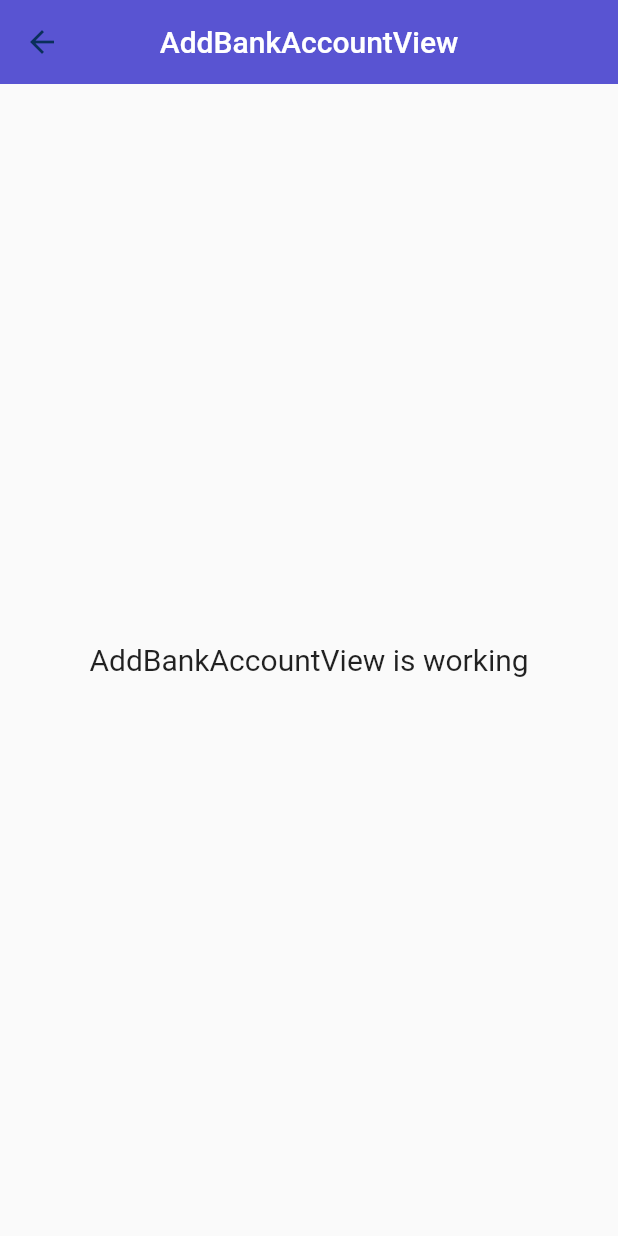
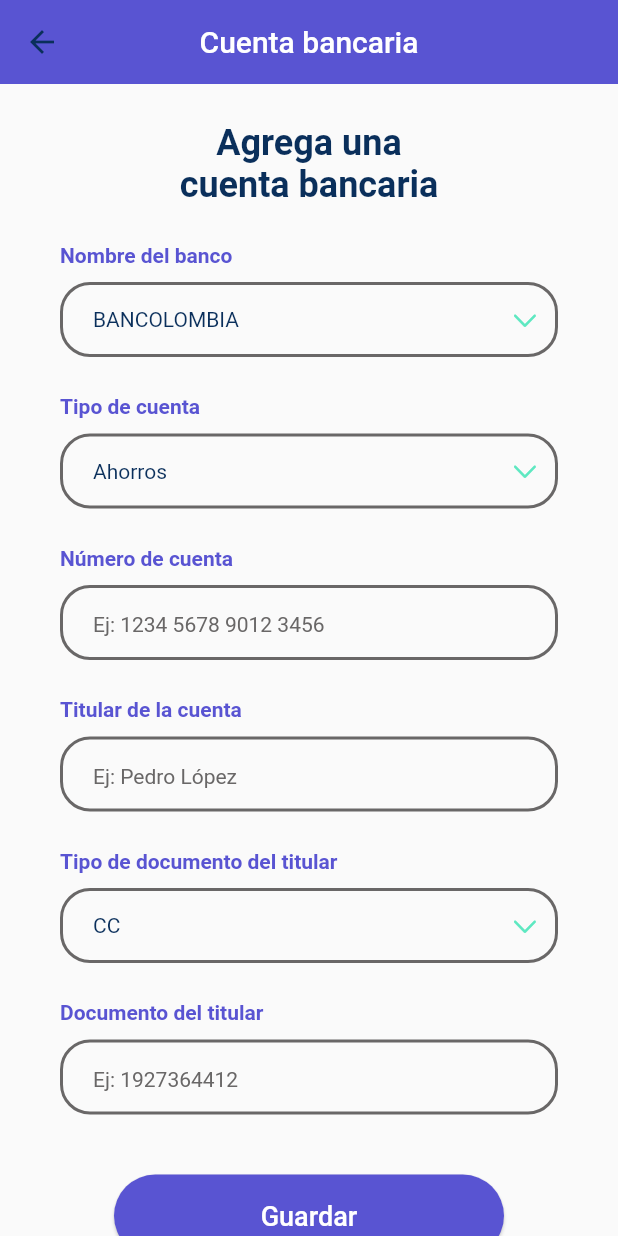
Before and after one commit to srios007/proyecto_final_seminario_restaurante, a Flutter app: the AddBankAccountView screen opened by its route, on a phone screen of 412 x 824 dp. Run offline on Flutter 3.47's test engine with Material 2 defaults, Android fonts, the phone set to English and light mode, and no system bars; our stand-ins replace cached_network_image, cloud_firestore, connectivity_plus, country_code_picker, dots_indicator, firebase_auth and 13 more; accounts and stored records are empty; key blocks and very long unbroken strings in the code were emptied for the run.

Commit message:
[ADD] bank account

```diff
--- a/lib/app/models/restaurant_model.dart
+++ b/lib/app/models/restaurant_model.dart
@@ -32,9 +32,9 @@ class Restaurant {
         : null;
     userType = json['userType'];
     restaurantName = json['restaurantName'];
-    address = json['addresses'] != null
+    address = json['address'] != null
         ? Address.fromJson(
-            json['addresses'],
+            json['address'],
           )
         : null;
     bankAccount = json['bankAccount'] != null
--- a/lib/app/modules/add_bank_account/controllers/add_bank_account_controller.dart
+++ /dev/null
@@ -1,23 +0,0 @@
-import 'package:get/get.dart';
-
-class AddBankAccountController extends GetxController {
-  //TODO: Implement AddBankAccountController
-
-  final count = 0.obs;
-  @override
-  void onInit() {
-    super.onInit();
-  }
-
-  @override
-  void onReady() {
-    super.onReady();
-  }
-
-  @override
-  void onClose() {
-    super.onClose();
-  }
-
-  void increment() => count.value++;
-}
--- a/lib/app/modules/add_bank_account/views/add_bank_account_view.dart
+++ /dev/null
@@ -1,24 +0,0 @@
-import 'package:flutter/material.dart';
-
-import 'package:get/get.dart';
-
-import '../controllers/add_bank_account_controller.dart';
-
-class AddBankAccountView extends GetView<AddBankAccountController> {
-  const AddBankAccountView({Key? key}) : super(key: key);
-  @override
-  Widget build(BuildContext context) {
-    return Scaffold(
-      appBar: AppBar(
-        title: const Text('AddBankAccountView'),
-        centerTitle: true,
-      ),
-      body: Center(
-        child: Text(
-          'AddBankAccountView is working',
-          style: TextStyle(fontSize: 20),
-        ),
-      ),
-    );
-  }
-}
--- /dev/null
+++ b/lib/app/modules/profile/add_bank_account/controllers/add_bank_account_controller.dart
@@ -0,0 +1,140 @@
+import 'package:flutter/material.dart';
+
+import 'package:get/get.dart';
+
+import '../../../../models/restaurant_model.dart';
+import '../../../../services/model_services/restaurant_service.dart';
+import '../../../../utils/utils.dart';
+import '../../../../widgets/snackbars.dart';
+import '../../../home/controllers/home_controller.dart';
+
+class AddBankAccountController extends GetxController {
+  var bankName = 'BANCOLOMBIA'.obs;
+  var accountType = 'Ahorros'.obs;
+  var typeId = 'CC'.obs;
+
+  final TextEditingController accountNumberController = TextEditingController();
+  final TextEditingController accountOwnerNameController =
+      TextEditingController();
+  final TextEditingController accountOwnerIdController =
+      TextEditingController();
+
+  final formKeyNewBankAccount = GlobalKey<FormState>();
+
+  var isLoading = false.obs;
+
+  var accountNumberError = false.obs;
+  var accountOwnerNameError = false.obs;
+  var accountOwnerIdError = false.obs;
+
+  late Restaurant restaurant;
+  late HomeController homeController;
+
+  @override
+  void onInit() {
+    homeController = Get.find<HomeController>();
+    restaurant = homeController.restaurant;
+    super.onInit();
+  }
+
+  void changeBankName(String? selectedBank) {
+    bankName.value = selectedBank!;
+  }
+
+  void changeAccountType(String? selectedType) {
+    accountType.value = selectedType!;
+  }
+
+  void changeTypeId(String? selectedType) {
+    typeId.value = selectedType!;
+  }
+
+  List<DropdownMenuItem<String>> getAvailableBanks() {
+    return constants.banksList.map<DropdownMenuItem<String>>((String value) {
+      return DropdownMenuItem<String>(
+        value: value,
+        child: Text(value),
+      );
+    }).toList();
+  }
+
+  List<DropdownMenuItem<String>> getAvailableAccountTypes() {
+    return constants.bankAccountTypes
+        .map<DropdownMenuItem<String>>((String value) {
+      return DropdownMenuItem<String>(
+        value: value,
+        child: Text(value),
+      );
+    }).toList();
+  }
+
+  List<DropdownMenuItem<String>> getTypeIds() {
+    return constants.typeIds.map<DropdownMenuItem<String>>((String value) {
+      return DropdownMenuItem<String>(
+        value: value,
+        child: Text(value),
+      );
+    }).toList();
+  }
+
+  String? validateAccountNumber(String? _) {
+    if (accountNumberController.text.isEmpty) {
+      accountNumberError.value = true;
+      return null;
+    } else {
+      accountNumberError.value = false;
+      return null;
+    }
+  }
+
+  String? validateAccountOwnerName(String? _) {
+    if (accountOwnerNameController.text.isEmpty) {
+      accountOwnerNameError.value = true;
+      return null;
+    } else {
+      accountOwnerNameError.value = false;
+      return null;
+    }
+  }
+
+  String? validateAccountOwnerId(String? _) {
+    if (accountOwnerIdController.text.isEmpty) {
+      accountOwnerIdError.value = true;
+      return null;
+    } else {
+      accountOwnerIdError.value = false;
+      return null;
+    }
+  }
+
+  /// Validates there are no errors in the Form then creates a bank account
+  void createBankAccount() async {
+    if (formKeyNewBankAccount.currentState!.validate() &&
+        !accountNumberError.value &&
+        !accountOwnerNameError.value &&
+        !accountOwnerIdError.value) {
+      isLoading.value = true;
+
+      try {
+        print(typeId.value);
+        var account = BankAccount(
+          ownerInfo: OwnerInfo(
+            name: accountOwnerNameController.text,
+            documentId: accountOwnerIdController.text,
+            typeId: typeId.value,
+          ),
+          bank: bankName.value,
+          number: accountNumberController.text,
+          type: accountType.value,
+        );
+        restaurant.bankAccount = account;
+        restaurantService.update(restaurant);
+        Get.back();
+      } catch (e) {
+        SnackBars.showErrorSnackBar(
+            'Hubo un error actualizando la información');
+      }
+    }
+    isLoading.value = false;
+  }
+}
--- /dev/null
+++ b/lib/app/modules/profile/add_bank_account/views/add_bank_account_view.dart
@@ -0,0 +1,280 @@
+import 'package:flutter/cupertino.dart';
+import 'package:flutter/material.dart';
+import 'package:flutter/services.dart';
+
+import 'package:get/get.dart';
+
+import '../../../../utils/utils.dart';
+import '../../../../widgets/purple_button.dart';
+import '../controllers/add_bank_account_controller.dart';
+
+class AddBankAccountView extends GetView<AddBankAccountController> {
+  const AddBankAccountView({Key? key}) : super(key: key);
+  @override
+  Widget build(BuildContext context) {
+    return Scaffold(
+      appBar: AppBar(
+        elevation: 0,
+        title: const Text(
+          'Cuenta bancaria',
+        ),
+        centerTitle: true,
+      ),
+      body: SingleChildScrollView(
+        physics: const ClampingScrollPhysics(),
+        child: Column(
+          children: [
+            const SizedBox(height: 25),
+            Text(
+              'Agrega una\ncuenta bancaria',
+              textScaleFactor:
+                  context.textScaleFactor > 1.2 ? 1.2 : context.textScaleFactor,
+              style: const TextStyle(
+                color: Palette.darkBlue,
+                fontSize: 24,
+                fontWeight: FontWeight.w700,
+              ),
+              textAlign: TextAlign.center,
+            ),
+            const SizedBox(height: 25),
+            _BankAccountForm(controller: controller),
+            const SizedBox(height: 40),
+            PurpleButton(
+              isLoading: controller.isLoading,
+              onPressed: controller.createBankAccount,
+              buttonText: 'Guardar',
+            ),
+            const SizedBox(height: 30),
+          ],
+        ),
+      ),
+    );
+  }
+}
+
+class _BankAccountForm extends StatelessWidget {
+  const _BankAccountForm({
+    Key? key,
+    required this.controller,
+  }) : super(key: key);
+
+  final AddBankAccountController controller;
+
+  @override
+  Widget build(BuildContext context) {
+    return Obx(
+      () => Form(
+        key: controller.formKeyNewBankAccount,
+        child: Column(
+          children: [
+            _DropdownField(
+              controller: controller,
+              title: 'Nombre del banco',
+              dropdownItems: controller.getAvailableBanks(),
+              onChanged: controller.changeBankName,
+              selectedValue: controller.bankName.value,
+            ),
+            const SizedBox(height: 25),
+            _DropdownField(
+              controller: controller,
+              title: 'Tipo de cuenta',
+              dropdownItems: controller.getAvailableAccountTypes(),
+              onChanged: controller.changeAccountType,
+              selectedValue: controller.accountType.value,
+            ),
+            const SizedBox(height: 25),
+            _InputField(
+              title: 'Número de cuenta',
+              hintText: 'Ej: 1234 5678 9012 3456',
+              textController: controller.accountNumberController,
+              validator: controller.validateAccountNumber,
+              errorIndicator: controller.accountNumberError,
+              inputFormatters: <TextInputFormatter>[
+                FilteringTextInputFormatter.digitsOnly
+              ],
+              keyboardType: TextInputType.number,
+            ),
+            const SizedBox(height: 25),
+            _InputField(
+              title: 'Titular de la cuenta',
+              hintText: 'Ej: Pedro López',
+              textController: controller.accountOwnerNameController,
+              validator: controller.validateAccountOwnerName,
+              errorIndicator: controller.accountOwnerNameError,
+            ),
+            const SizedBox(height: 25),
+            _DropdownField(
+              controller: controller,
+              title: 'Tipo de documento del titular',
+              dropdownItems: controller.getTypeIds(),
+              onChanged: controller.changeTypeId,
+              selectedValue: controller.typeId.value,
+            ),
+            const SizedBox(height: 25),
+            _InputField(
+              title: 'Documento del titular',
+              hintText: 'Ej: 1927364412',
+              textController: controller.accountOwnerIdController,
+              validator: controller.validateAccountOwnerId,
+              errorIndicator: controller.accountOwnerIdError,
+              inputFormatters: <TextInputFormatter>[
+                FilteringTextInputFormatter.digitsOnly
+              ],
+              keyboardType: TextInputType.number,
+            ),
+          ],
+        ),
+      ),
+    );
+  }
+}
+
+class _DropdownField extends StatelessWidget {
+  const _DropdownField({
+    Key? key,
+    required this.controller,
+    required this.title,
+    required this.dropdownItems,
+    required this.onChanged,
+    required this.selectedValue,
+  }) : super(key: key);
+
+  final AddBankAccountController controller;
+  final String title;
+  final List<DropdownMenuItem<String>> dropdownItems;
+  final void Function(String?) onChanged;
+  final String selectedValue;
+
+  @override
+  Widget build(BuildContext context) {
+    return Container(
+      padding: const EdgeInsets.symmetric(horizontal: 40),
+      width: Get.width,
+      child: Column(
+        crossAxisAlignment: CrossAxisAlignment.start,
+        children: [
+          Text(
+            title,
+            style: const TextStyle(
+              color: Palette.purple,
+              fontSize: 14,
+              fontWeight: FontWeight.w700,
+            ),
+          ),
+          const SizedBox(height: 10),
+          Container(
+            width: Get.width,
+            height: 50,
+            padding: const EdgeInsets.only(left: 20, right: 10),
+            decoration: BoxDecoration(
+              borderRadius: BorderRadius.circular(20),
+              border: Border.all(
+                color: Palette.gray,
+                width: 2,
+              ),
+            ),
+            child: DropdownButton<String>(
+              underline: const SizedBox.shrink(),
+              value: selectedValue,
+              isExpanded: true,
+              icon: const Icon(CupertinoIcons.chevron_down),
+              iconEnabledColor: Palette.green,
+              iconSize: 20,
+              elevation: 0,
+              style: const TextStyle(
+                color: Palette.darkBlue,
+                // fontSize: responsive.font16,
+              ),
+              dropdownColor: Palette.white,
+              focusColor: Palette.gray,
+              onChanged: onChanged,
+              items: dropdownItems,
+            ),
+          ),
+        ],
+      ),
+    );
+  }
+}
+
+class _InputField extends StatelessWidget {
+  const _InputField({
+    Key? key,
+    required this.title,
+    required this.hintText,
+    required this.textController,
+    required this.validator,
+    required this.errorIndicator,
+    this.inputFormatters,
+    this.keyboardType,
+  }) : super(key: key);
+
+  final String title;
+  final String hintText;
+  final TextEditingController textController;
+  final String? Function(String?) validator;
+  final RxBool errorIndicator;
+  final List<TextInputFormatter>? inputFormatters;
+  final TextInputType? keyboardType;
+
+  @override
+  Widget build(BuildContext context) {
+    return Container(
+      padding: const EdgeInsets.symmetric(horizontal: 40),
+      width: Get.width,
+      child: Column(
+        crossAxisAlignment: CrossAxisAlignment.start,
+        children: [
+          Text(
+            title,
+            style: const TextStyle(
+              color: Palette.purple,
+              fontSize: 14,
+              fontWeight: FontWeight.w700,
+            ),
+          ),
+          const SizedBox(height: 10),
+          Container(
+              width: Get.width,
+              height: 50,
+              padding: const EdgeInsets.only(left: 20, right: 10),
+              decoration: BoxDecoration(
+                borderRadius: BorderRadius.circular(20),
+                border: Border.all(
+                  color: Palette.gray,
+                  width: 2,
+                ),
+              ),
+              child: TextFormField(
+                decoration: InputDecoration(
+                  enabledBorder: InputBorder.none,
+                  focusedBorder: InputBorder.none,
+                  errorBorder: InputBorder.none,
+                  focusedErrorBorder: InputBorder.none,
+                  hintText: hintText,
+                  hintStyle: const TextStyle(
+                    color: Palette.gray,
+                    fontSize: 14,
+                    fontWeight: FontWeight.w400,
+                  ),
+                  errorStyle: styles.errorStyle,
+                ),
+                inputFormatters: inputFormatters,
+                keyboardType: keyboardType,
+                controller: textController,
+                validator: validator,
+              )),
+          Obx(() => errorIndicator.value
+              ? Padding(
+                  padding: const EdgeInsets.only(top: 5),
+                  child: Text(
+                    'Por favor, rellena este campo',
+                    style: styles.errorStyle,
+                  ),
+                )
+              : const SizedBox.shrink()),
+        ],
+      ),
+    );
+  }
+}
--- a/lib/app/modules/profile/profile/views/profile_view.dart
+++ b/lib/app/modules/profile/profile/views/profile_view.dart
@@ -133,6 +133,38 @@ class ProfileView extends GetView<ProfileController> {
                                       'Sin dirección',
                               style: styles.profileLabelStyle,
                             ),
+                            const SizedBox(height: 20),
+                            Row(
+                              mainAxisAlignment: MainAxisAlignment.spaceBetween,
+                              children: [
+                                Text(
+                                  'Cuenta bancaria',
+                                  style: styles.titleOffer,
+                                ),
+                                GestureDetector(
+                                  onTap: () async {
+                                    controller.isLoading.value = true;
+                                    await Get.toNamed(Routes.ADD_BANK_ACCOUNT);
+                                    controller.isLoading.value = false;
+                                  },
+                                  child: Text(
+                                    'Editar',
+                                    style: styles.editProfile,
+                                  ),
+                                ),
+                              ],
+                            ),
+                            const SizedBox(height: 5),
+                            Text(
+                              controller.homeController.restaurant
+                                          .bankAccount ==
+                                      null
+                                  ? 'Sin cuenta'
+                                  : controller.homeController.restaurant
+                                          .bankAccount!.number ??
+                                      'Sin cuenta',
+                              style: styles.profileLabelStyle,
+                            ),
                           ],
                         ),
                       ),
--- a/lib/app/modules/register/controllers/register_controller.dart
+++ b/lib/app/modules/register/controllers/register_controller.dart
@@ -27,7 +27,6 @@ class RegisterController extends GetxController {
   final box = GetStorage();
   RxBool error = false.obs;
   File? profilePicture;
-
 
   String? validatePhone(String? _) {
     if (phoneController.text.isEmpty) {
@@ -129,7 +128,7 @@ class RegisterController extends GetxController {
         } else {
           if (profilePicture != null) {
             var urlRutResult = await storageService.uploadFile(
-              signUpResult.user.uid,
+              signUpResult.restaurant.uid,
               'FotoPerfil',
               profilePicture!,
             );
@@ -137,10 +136,10 @@ class RegisterController extends GetxController {
           } else {
             restaurant.profilePictureUrl = '';
           }
-          restaurant.id = signUpResult.user.uid;
+          restaurant.id = signUpResult.restaurant.uid;
           await restaurantService.save(
             restaurant: restaurant,
-            customId: signUpResult.user.uid,
+            customId: signUpResult.restaurant.uid,
           );
           Get.offAllNamed(Routes.HOME);
         }
--- a/lib/app/routes/app_pages.dart
+++ b/lib/app/routes/app_pages.dart
@@ -1,7 +1,5 @@
 import 'package:get/get.dart';
 
-import '../modules/add_bank_account/bindings/add_bank_account_binding.dart';
-import '../modules/add_bank_account/views/add_bank_account_view.dart';
 import '../modules/add_ingredients/bindings/add_ingredients_binding.dart';
 import '../modules/add_ingredients/views/add_ingredients_view.dart';
 import '../modules/add_menu/bindings/add_menu_binding.dart';
@@ -16,6 +14,8 @@ import '../modules/login/bindings/login_binding.dart';
 import '../modules/login/views/login_view.dart';
 import '../modules/profile/add_address/bindings/add_address_binding.dart';
 import '../modules/profile/add_address/views/add_address_view.dart';
+import '../modules/profile/add_bank_account/bindings/add_bank_account_binding.dart';
+import '../modules/profile/add_bank_account/views/add_bank_account_view.dart';
 import '../modules/profile/profile/bindings/profile_binding.dart';
 import '../modules/profile/profile/views/profile_view.dart';
 import '../modules/register/bindings/register_binding.dart';
```
Also changed, not shown: lib/app/modules/profile/add_bank_account/bindings/add_bank_account_binding.dart (renamed from lib/app/modules/add_bank_account/bindings/add_bank_account_binding.dart).
